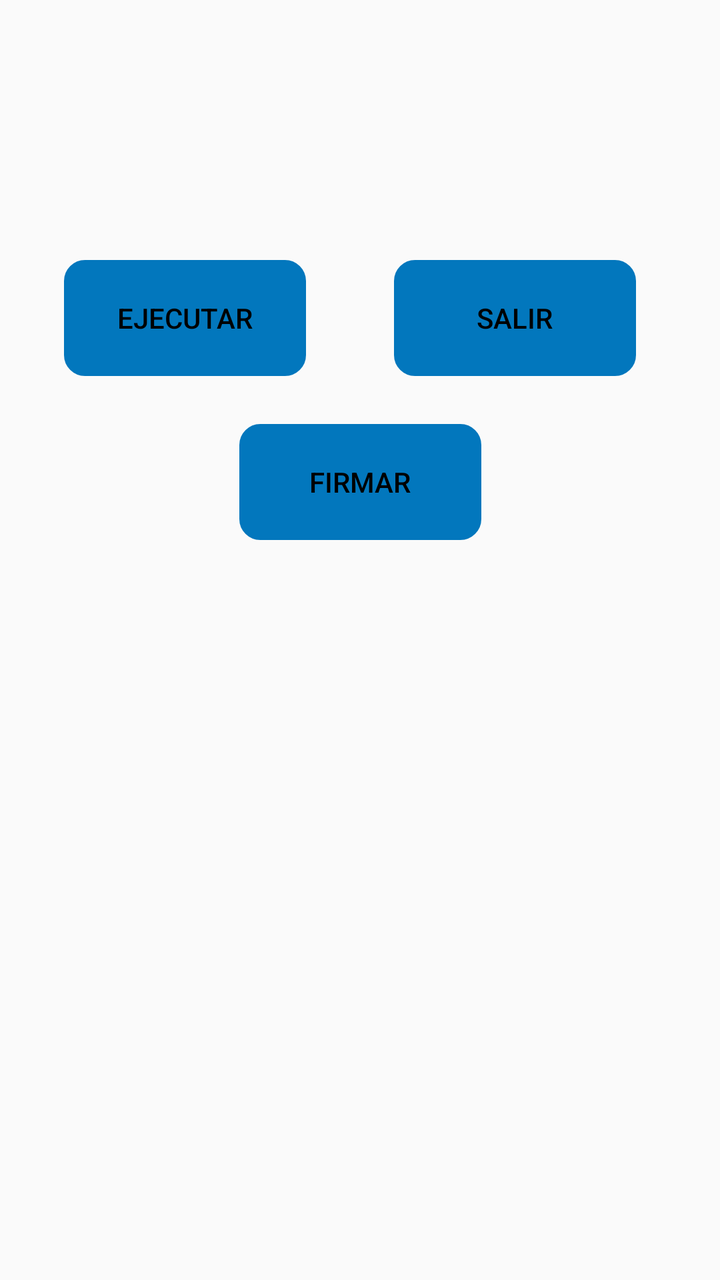
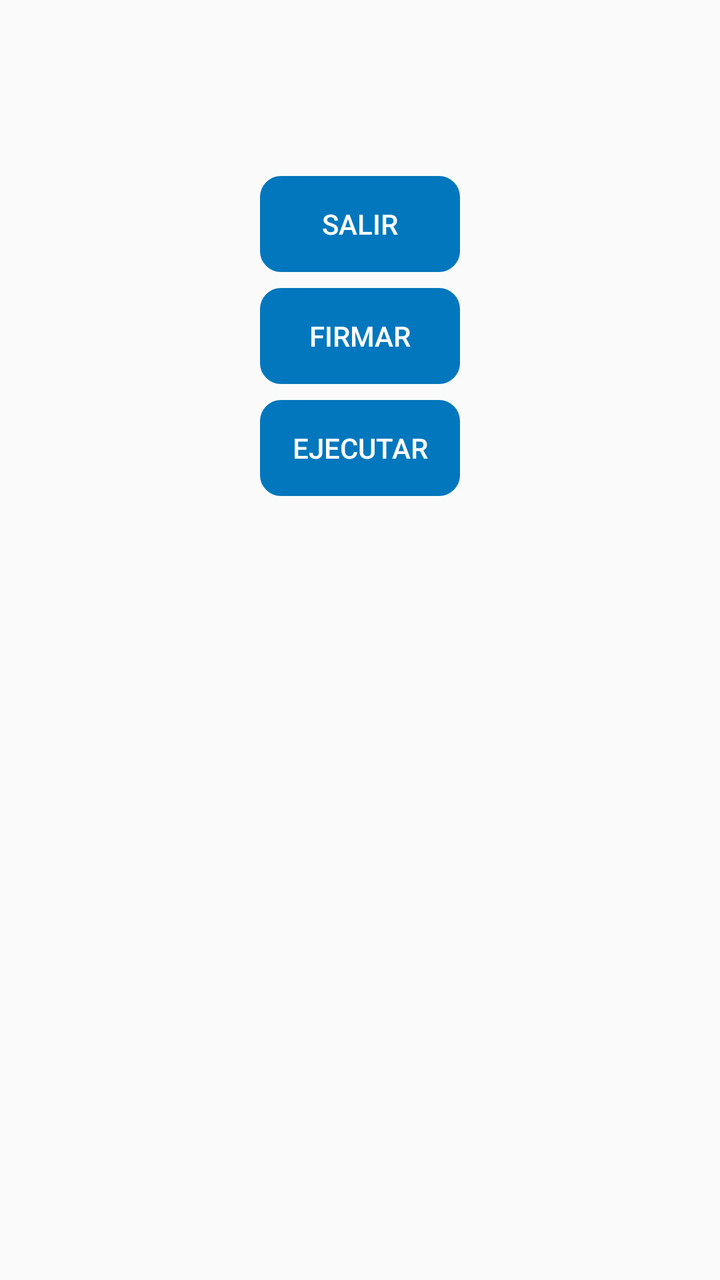

Two renders of the same Android screen: before a commit and after it. Below are the layout's source before the change and the commit's diff.
<!-- AndroidManifest.xml: application theme AppTheme -->
<!-- res/layout/activity_ejecutar_reporte.xml -->
<?xml version="1.0" encoding="utf-8"?>
<FrameLayout xmlns:android="http://schemas.android.com/apk/res/android"
    xmlns:app="http://schemas.android.com/apk/res-auto"
    xmlns:tools="http://schemas.android.com/tools"
    android:layout_width="match_parent"
    android:layout_height="match_parent"
    tools:context=".Fragments.EjecutarReportes">

    <android.support.constraint.ConstraintLayout
        android:layout_width="match_parent"
        android:layout_height="match_parent">

        <Button
            android:id="@+id/ejecutarR"
            android:layout_width="121dp"
            android:layout_height="58dp"
            android:layout_alignParentStart="true"
            android:layout_marginStart="32dp"
            android:layout_marginTop="130dp"
            android:background="@drawable/boton"
            android:backgroundTint="@color/colorPrimary"
            android:text="@string/ejecutar"
            android:textColor="#000"
            app:layout_constraintStart_toStartOf="parent"
            app:layout_constraintTop_toTopOf="parent" />

        <Button
            android:id="@+id/firmarRep"
            android:layout_width="121dp"
            android:layout_height="58dp"
            android:layout_alignParentEnd="true"
            android:layout_marginStart="8dp"
            android:layout_marginTop="24dp"
            android:layout_marginEnd="8dp"
            android:layout_toEndOf="@+id/ejecutarR"
            android:background="@drawable/boton"
            android:backgroundTint="@color/colorPrimary"
            android:enabled="true"
            android:text="@string/firmar"
            android:textColor="#000"
            app:layout_constraintEnd_toEndOf="parent"
            app:layout_constraintStart_toStartOf="parent"
            app:layout_constraintTop_toBottomOf="@+id/ejecutarR" />

        <Button
            android:id="@+id/SalirR"
            android:layout_width="121dp"
            android:layout_height="58dp"
            android:layout_below="@+id/ejecutarR"
            android:layout_centerHorizontal="true"
            android:layout_marginStart="24dp"
            android:layout_marginTop="130dp"
            android:layout_marginEnd="22dp"
            android:background="@drawable/boton"
            android:backgroundTint="@color/colorPrimary"
            android:text="@string/salir"
            android:textColor="#000"
            app:layout_constraintEnd_toEndOf="parent"
            app:layout_constraintStart_toEndOf="@+id/ejecutarR"
            app:layout_constraintTop_toTopOf="parent" />
    </android.support.constraint.ConstraintLayout>
</FrameLayout>
<!-- resources referenced by this layout -->
<resources>
  <color name="colorPrimary">#0277BD</color>
  <!-- drawable boton (drawable) -->
  <?xml version="1.0" encoding="utf-8"?>
      <shape xmlns:android="http://schemas.android.com/apk/res/android" android:shape="rectangle">
          <stroke  android:width="1dp"/>
          <corners android:radius="10dp"/>
  
  
      </shape>
  <string name="ejecutar">Ejecutar</string>
  <string name="firmar">Firmar</string>
  <string name="salir">Salir</string>
  <style name="AppTheme" parent="Theme.AppCompat.Light.DarkActionBar">
          
          <item name="colorPrimary">@color/colorPrimary</item>
          <item name="colorPrimaryDark">@color/colorPrimaryDark</item>
          <item name="colorAccent">@color/colorAccent</item>
          <item name="android:colorForeground">@android:color/background_dark</item>
      </style>
  <color name="colorPrimaryDark">#004C8C</color>
  <color name="colorAccent">#0000FF</color>
</resources>

<!-- the commit's change to res/layout/activity_ejecutar_reporte.xml (unified diff, before → after) -->
@@ -8,55 +8,54 @@
 
     <android.support.constraint.ConstraintLayout
         android:layout_width="match_parent"
-        android:layout_height="match_parent">
+        android:layout_height="match_parent"
+        android:layout_marginTop="80dp">
 
         <Button
             android:id="@+id/ejecutarR"
-            android:layout_width="121dp"
-            android:layout_height="58dp"
+            android:layout_width="100dp"
+            android:layout_height="wrap_content"
             android:layout_alignParentStart="true"
-            android:layout_marginStart="32dp"
-            android:layout_marginTop="130dp"
+            android:layout_marginTop="8dp"
             android:background="@drawable/boton"
             android:backgroundTint="@color/colorPrimary"
             android:text="@string/ejecutar"
-            android:textColor="#000"
-            app:layout_constraintStart_toStartOf="parent"
-            app:layout_constraintTop_toTopOf="parent" />
+            android:textColor="#fff"
+            app:layout_constraintEnd_toEndOf="@+id/firmarRep"
+            app:layout_constraintStart_toStartOf="@+id/firmarRep"
+            app:layout_constraintTop_toBottomOf="@+id/firmarRep" />
 
         <Button
             android:id="@+id/firmarRep"
-            android:layout_width="121dp"
-            android:layout_height="58dp"
+            android:layout_width="100dp"
+            android:layout_height="wrap_content"
             android:layout_alignParentEnd="true"
-            android:layout_marginStart="8dp"
-            android:layout_marginTop="24dp"
-            android:layout_marginEnd="8dp"
+            android:layout_marginTop="8dp"
             android:layout_toEndOf="@+id/ejecutarR"
             android:background="@drawable/boton"
             android:backgroundTint="@color/colorPrimary"
             android:enabled="true"
             android:text="@string/firmar"
-            android:textColor="#000"
-            app:layout_constraintEnd_toEndOf="parent"
-            app:layout_constraintStart_toStartOf="parent"
-            app:layout_constraintTop_toBottomOf="@+id/ejecutarR" />
+            android:textColor="#fff"
+            app:layout_constraintEnd_toEndOf="@+id/SalirR"
+            app:layout_constraintStart_toStartOf="@+id/SalirR"
+            app:layout_constraintTop_toBottomOf="@+id/SalirR" />
 
         <Button
             android:id="@+id/SalirR"
-            android:layout_width="121dp"
-            android:layout_height="58dp"
+            android:layout_width="100dp"
+            android:layout_height="wrap_content"
             android:layout_below="@+id/ejecutarR"
             android:layout_centerHorizontal="true"
-            android:layout_marginStart="24dp"
-            android:layout_marginTop="130dp"
-            android:layout_marginEnd="22dp"
+            android:layout_marginStart="8dp"
+            android:layout_marginTop="8dp"
+            android:layout_marginEnd="8dp"
             android:background="@drawable/boton"
             android:backgroundTint="@color/colorPrimary"
             android:text="@string/salir"
-            android:textColor="#000"
+            android:textColor="#fff"
             app:layout_constraintEnd_toEndOf="parent"
-            app:layout_constraintStart_toEndOf="@+id/ejecutarR"
+            app:layout_constraintStart_toStartOf="parent"
             app:layout_constraintTop_toTopOf="parent" />
     </android.support.constraint.ConstraintLayout>
 </FrameLayout>
